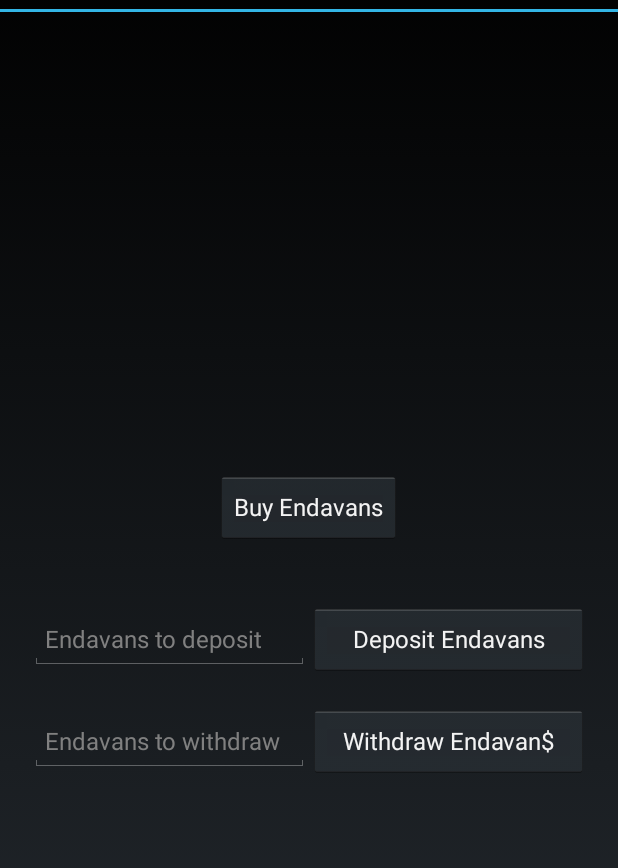
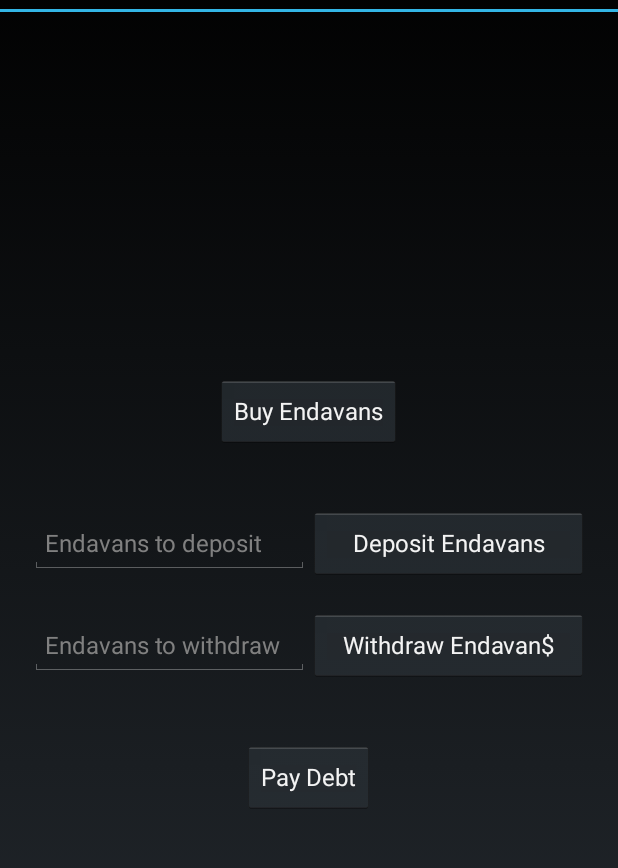
Before and after one commit to germanandrade/PokerClub, an Android app: the MainFunctionsActivity screen opened directly, with no data from a screen before it, on a phone screen of 412 x 824 dp, the part 60-928 px from its top. Run offline under Robolectric (Android 15) with nearby library versions, the phone set to English and light mode, and no system bars; libraries missing offline, so code that uses them is left out: org.koin.android.

Commit message:
pay debts complete

```diff
--- a/app/src/main/java/com/ramup/gandrade/pokerclub/UserProfileActivity.kt
+++ b/app/src/main/java/com/ramup/gandrade/pokerclub/UserProfileActivity.kt
@@ -20,7 +20,7 @@ class UserProfileActivity : FragmentActivity() {
         setContentView(R.layout.activity_user_profile)
         userProfileViewModel.loggedIn.observe(this, Observer {
             loggedIn ->
-            run { if (!loggedIn!!) startActivity<LoginActivity>() }
+            run { if (!loggedIn!!) startActivity<LoginActivity>();finish() }
         })
         GlideApp.with(this)
                 .load("https://firebasestorage.googleapis.com/v0/b/pokerclub-54146.appspot.com/o/defaultProfile.JPG?alt=media&token=084c5677-c710-4c87-9abd-683b459d452b")
--- a/app/src/main/res/layout/activity_main_functions.xml
+++ b/app/src/main/res/layout/activity_main_functions.xml
@@ -71,5 +71,12 @@
             android:textSize="16sp" />
     </LinearLayout>
 
+    <Button
+        android:layout_width="wrap_content"
+        android:layout_height="wrap_content"
+        android:layout_margin="40dp"
+        android:onClick="payDebt"
+        android:text="@string/pay_debt"
+        android:textSize="16sp" />
 
 </LinearLayout>
--- a/app/src/main/res/values/strings.xml
+++ b/app/src/main/res/values/strings.xml
@@ -32,4 +32,5 @@
     <string name="withdraw_endavans">Withdraw Endavan$</string>
     <string name="endavans_to_withdraw">Endavans to withdraw</string>
     <string name="_0">0</string>
+    <string name="pay_debt">Pay Debt</string>
 </resources>
```
Also changed, not shown: app/src/main/java/com/ramup/gandrade/pokerclub/MainFunctionsActivity.kt (+19 -4 lines), app/src/main/java/com/ramup/gandrade/pokerclub/UserProfileRepository.kt (+11 -0 lines), app/src/main/java/com/ramup/gandrade/pokerclub/UserProfileViewModel.kt (+6 -2 lines), 1 other file.
